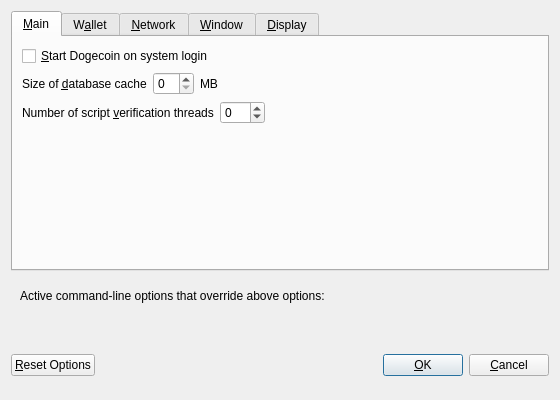
Above: src/qt/forms/optionsdialog.ui from fractalcoin/fractalcoin before the change. Below: the same form after it.
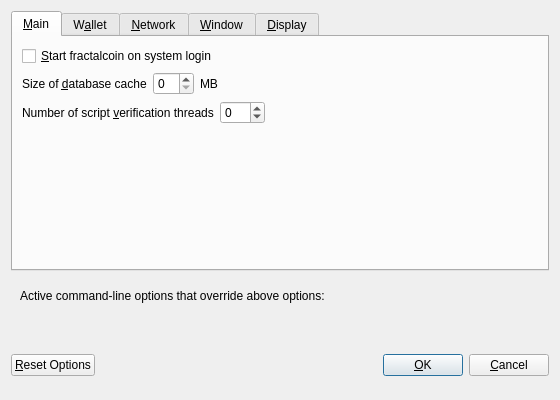
That is the form after the change. Custom widgets are drawn as their Qt base class.

Patch:
```diff
--- a/src/qt/forms/optionsdialog.ui
+++ b/src/qt/forms/optionsdialog.ui
@@ -33,7 +33,7 @@
           <string>Automatically start Dogecoin after logging in to the system.</string>
          </property>
          <property name="text">
-          <string>&amp;Start Dogecoin on system login</string>
+          <string>&amp;Start fractalcoin on system login</string>
          </property>
         </widget>
        </item>
```
Left out of the diff: 10 changed lines with no effect on the pictures.
